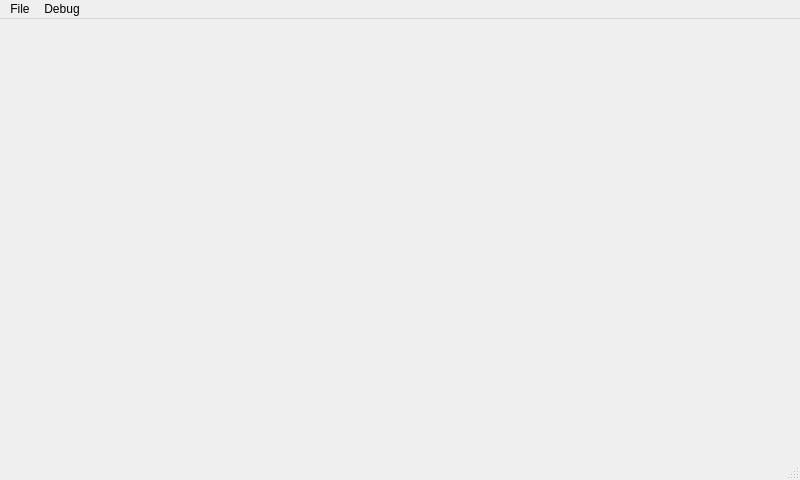
Above: MainWindow.ui from DaneGardner/ThreeBrooks before the change. Below: the same form after it.
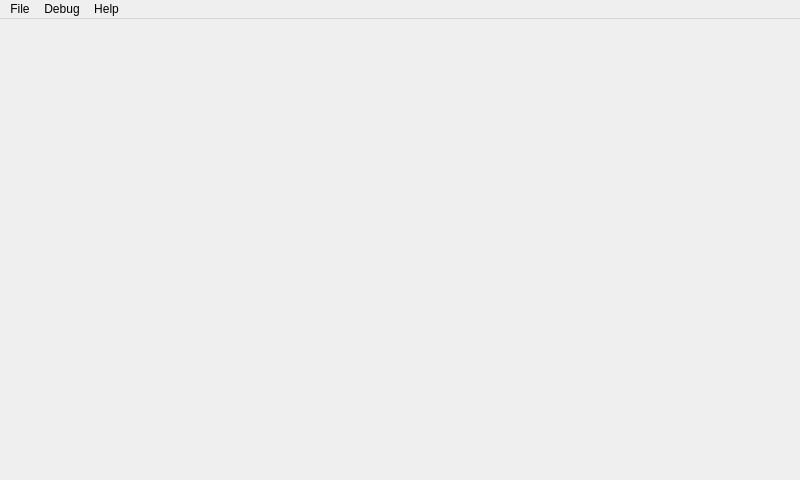
That is the form after the change. Icons and pictures are not drawn.

```diff
--- a/MainWindow.ui
+++ b/MainWindow.ui
@@ -66,10 +66,19 @@
     </property>
     <addaction name="actionReloadStyleSheet"/>
    </widget>
+   <widget class="QMenu" name="menuHelp">
+    <property name="title">
+     <string>Help</string>
+    </property>
+    <addaction name="actionDocumentation"/>
+    <addaction name="separator"/>
+    <addaction name="actionAboutQt4"/>
+    <addaction name="actionAboutThreeBrooks"/>
+   </widget>
    <addaction name="menuFile"/>
    <addaction name="menuDebug"/>
+   <addaction name="menuHelp"/>
   </widget>
-  <widget class="QStatusBar" name="statusBar"/>
   <action name="actionOpenRecipe">
    <property name="icon">
     <iconset resource="Resources.qrc">
```
Left out of the diff: 24 changed lines with no effect on the pictures.
